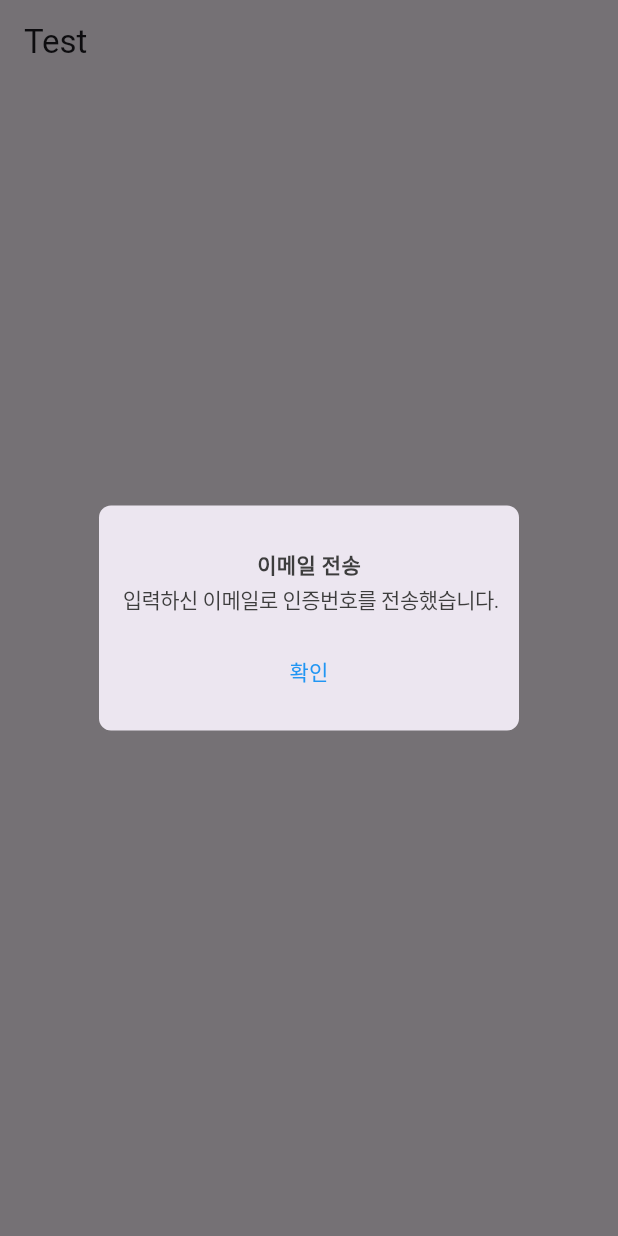
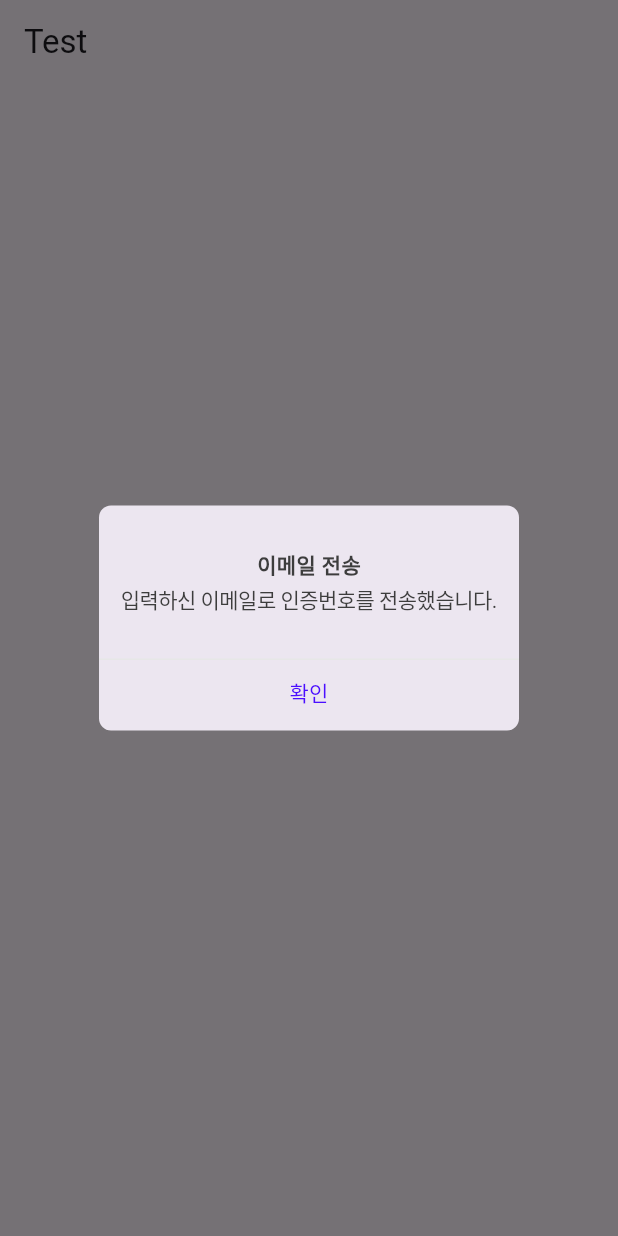
Before and after one commit to hdachan/moDir, a Flutter app: the DialogTest screen opened directly, after a tap on "Button", on a phone screen of 412 x 824 dp. Run offline on Flutter 3.47's test engine with Material 3 defaults, Android fonts, the phone set to English and light mode, and no system bars; our stand-ins replace cloud_firestore, firebase_auth, firebase_core, flutter_screenutil; accounts and stored records are empty; Roboto replaces fonts that are missing (Pretendard); project files that could hold a hidden picture were left out.

Commit message:
20240618 석원담 팝업창(기본), 테스트 바텀 바

```diff
--- a/lib/DialogTest.dart
+++ b/lib/DialogTest.dart
@@ -33,11 +33,9 @@ class _DialogTestState extends State<DialogTest> {
                   child: Container(
                     width: 280,
                     height: 150,
-                    padding: const EdgeInsets.symmetric(
-                        horizontal: 16, vertical: 32),
-                    decoration: BoxDecoration(
-                      borderRadius: BorderRadius.circular(8)
-                    ),
+                    padding: const EdgeInsets.only(top: 32),
+                    decoration:
+                        BoxDecoration(borderRadius: BorderRadius.circular(8)),
                     child: Column(
                       mainAxisSize: MainAxisSize.min,
                       mainAxisAlignment: MainAxisAlignment.start,
@@ -69,7 +67,7 @@ class _DialogTestState extends State<DialogTest> {
                           width: double.infinity,
                           child: Row(
                             mainAxisAlignment: MainAxisAlignment.center,
-                            crossAxisAlignment: CrossAxisAlignment.center,
+                            crossAxisAlignment: CrossAxisAlignment.end,
                             children: const [
                               Text(
                                 '입력하신 이메일로 인증번호를 전송했습니다.',
@@ -86,14 +84,28 @@ class _DialogTestState extends State<DialogTest> {
                             ],
                           ),
                         ),
-                        const SizedBox(height: 16),
+                        const SizedBox(height: 32),
                         Center(
-                          child: TextButton(
-                            child: Text('확인',
-                                style: TextStyle(color: Colors.blue)),
-                            onPressed: () {
-                              Navigator.of(context).pop();
-                            },
+                          child: Container(
+                            width: double.infinity,
+                            height: 44,
+                            decoration: BoxDecoration(
+                                border: Border(
+                              top: BorderSide(
+                                width: 1,
+                                color: Color(0xFFE7E7E7),
+                              ),
+                            )),
+                            child: TextButton(
+                              onPressed: () {
+                                Navigator.of(context).pop();
+                              },
+                              style: OutlinedButton.styleFrom(
+                                minimumSize: Size.zero,
+                              ),
+                              child: Text('확인',
+                                  style: TextStyle(color: Color(0xFF4B0FFF))),
+                            ),
                           ),
                         ),
                       ],
```
Also changed, not shown: lib/bottom_bar.dart (added, +94 -0 lines).
